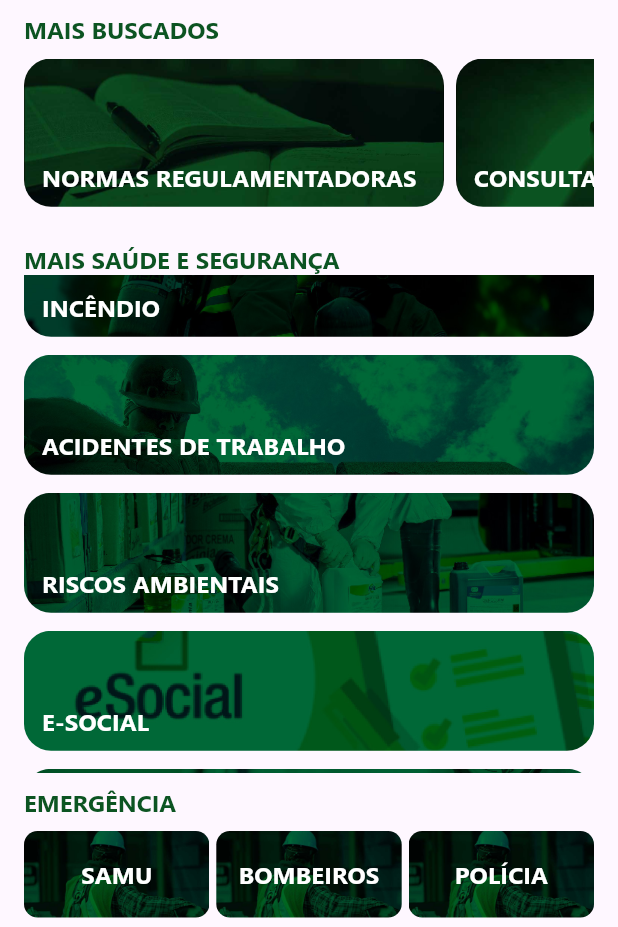
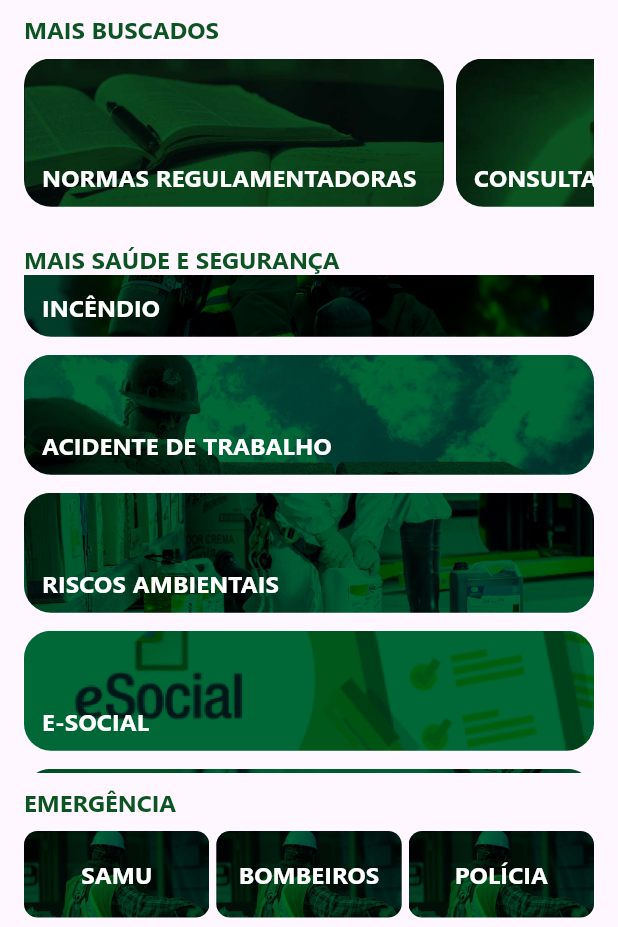
Before and after one commit to albertobezerra/guardacorpo24, a Flutter app: the Raiz screen opened directly, scrolled down 1152 dp, on a phone screen of 412 x 824 dp, the part 309-1236 px from its top. Run offline on Flutter 3.47's test engine with Material 3 defaults, Android fonts, the phone set to English and light mode, and no system bars; our stand-ins replace google_mobile_ads, permission_handler, shared_preferences, upgrader, webview_flutter; missing offline and left inert: flutter_phone_direct_caller, syncfusion_flutter_pdfviewer, webview_flutter_android, webview_flutter_wkwebview; accounts and stored records are empty.

Commit message:
Correção de texto

```diff
--- a/lib/matriz/00_raizes/raiz03_maissaude.dart
+++ b/lib/matriz/00_raizes/raiz03_maissaude.dart
@@ -564,7 +564,7 @@ class _Raiz03MaissaudeState extends State<Raiz03Maissaude> {
                       alignment: AlignmentDirectional.bottomStart,
                       margin: const EdgeInsets.only(left: 12, bottom: 8),
                       child: Text(
-                        'Acidentes de Trabalho'.toUpperCase(),
+                        'Acidente de Trabalho'.toUpperCase(),
                         style: TextStyle(
                           color: Colors.white,
                           fontFamily: 'Segoe Bold',
```
Also changed, not shown: 1 other file.
